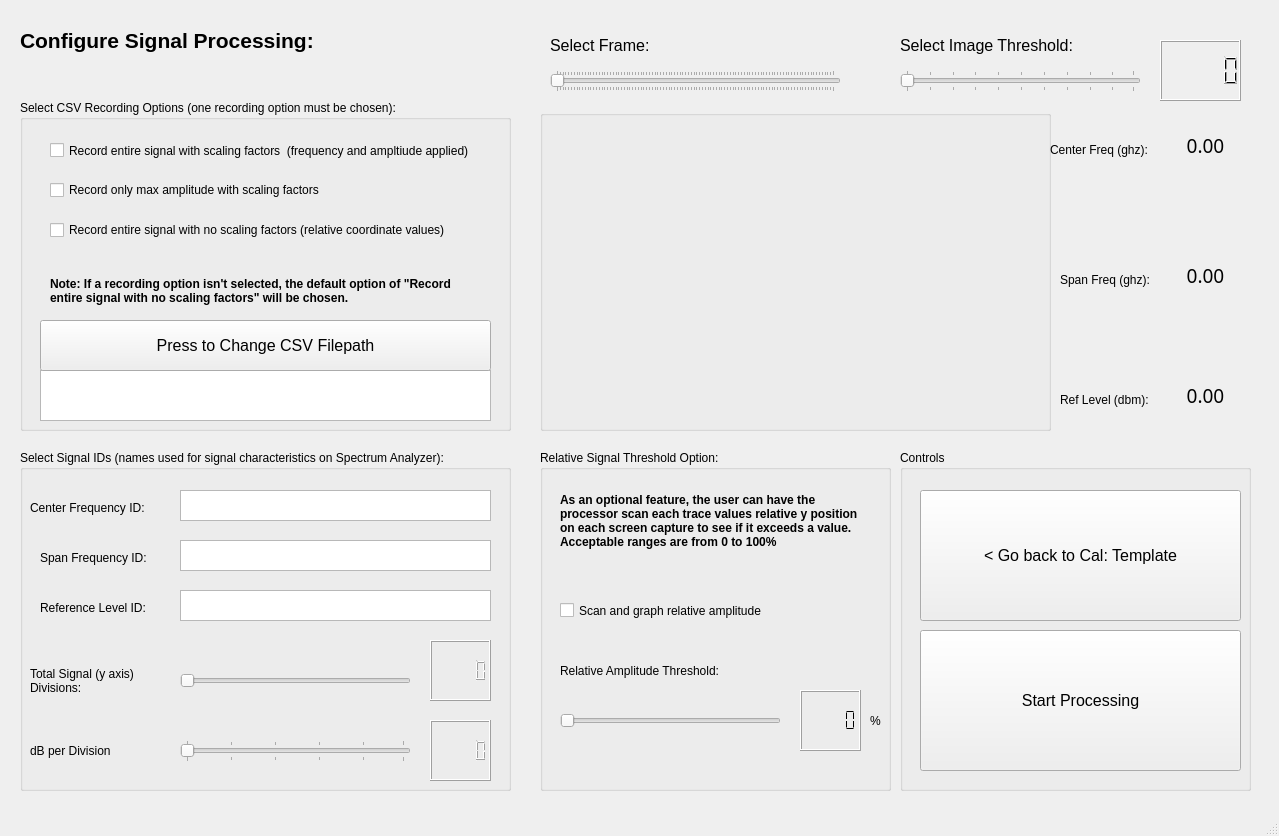
Above: src/sat/signal_page.ui from alexandropinion/spectrum-analyzer-tool-group4 before the change. Below: the same form after it.
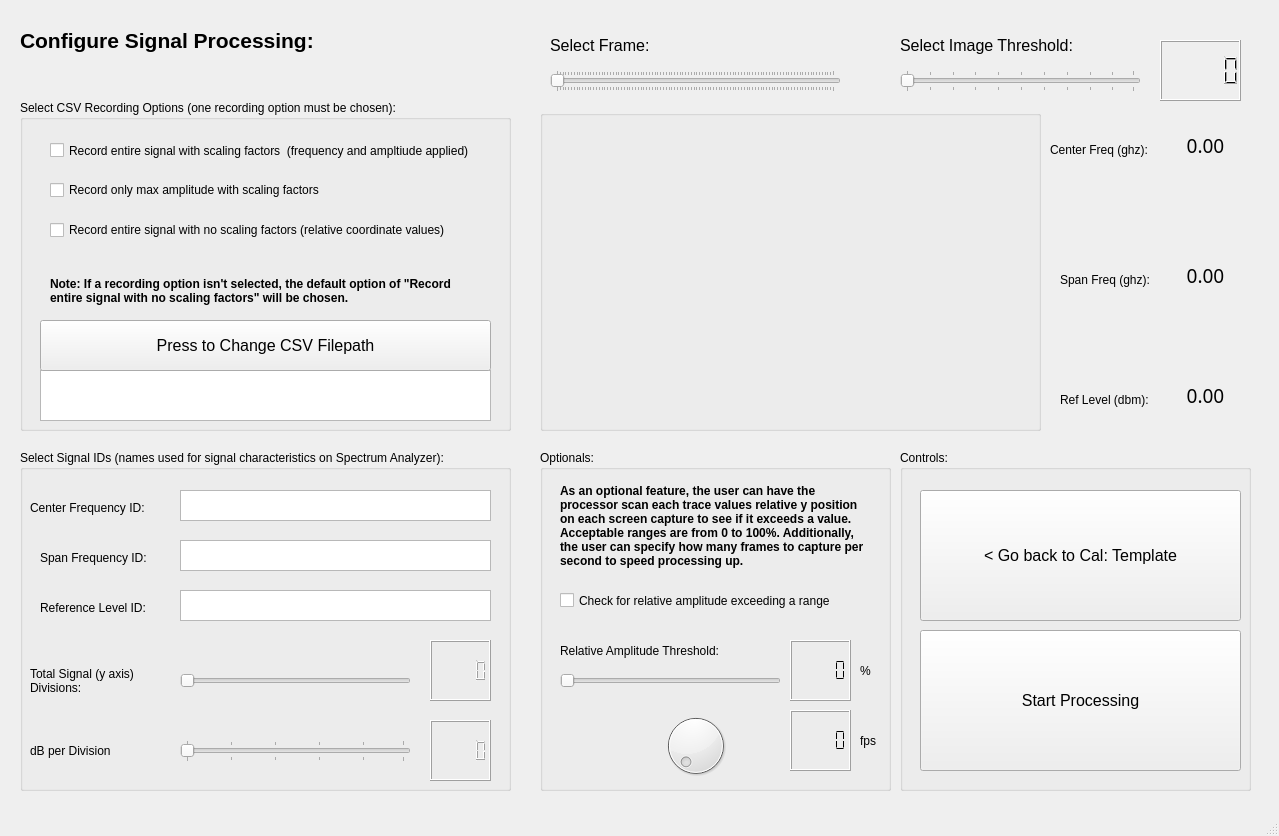
That is the form after the change.

The edit to the form file:
```diff
--- a/src/sat/signal_page.ui
+++ b/src/sat/signal_page.ui
@@ -343,7 +343,7 @@
      <rect>
       <x>540</x>
       <y>110</y>
-      <width>511</width>
+      <width>501</width>
       <height>321</height>
      </rect>
     </property>
@@ -449,7 +449,7 @@
      </rect>
     </property>
     <property name="title">
-     <string>Controls</string>
+     <string>Controls:</string>
     </property>
     <widget class="QPushButton" name="goBackBtn">
      <property name="geometry">
@@ -498,15 +498,15 @@
      </rect>
     </property>
     <property name="title">
-     <string>Relative Signal Threshold Option:</string>
+     <string>Optionals:</string>
     </property>
     <widget class="QLabel" name="label_11">
      <property name="geometry">
       <rect>
        <x>20</x>
-       <y>30</y>
+       <y>20</y>
        <width>311</width>
-       <height>81</height>
+       <height>111</height>
       </rect>
      </property>
      <property name="font">
@@ -516,7 +516,7 @@
       </font>
      </property>
      <property name="text">
-      <string>As an optional feature, the user can have the processor scan each trace values relative y position on each screen capture to see if it exceeds a value. Acceptable ranges are from 0 to 100%</string>
+      <string>As an optional feature, the user can have the processor scan each trace values relative y position on each screen capture to see if it exceeds a value. Acceptable ranges are from 0 to 100%. Additionally, the user can specify how many frames to capture per second to speed processing up.</string>
      </property>
      <property name="wordWrap">
       <bool>true</bool>
@@ -526,20 +526,20 @@
      <property name="geometry">
       <rect>
        <x>20</x>
-       <y>130</y>
+       <y>120</y>
        <width>281</width>
        <height>61</height>
       </rect>
      </property>
      <property name="text">
-      <string>Scan and graph relative amplitude</string>
+      <string>Check for relative amplitude exceeding a range</string>
      </property>
     </widget>
     <widget class="QLCDNumber" name="thresholdLcd">
      <property name="geometry">
       <rect>
-       <x>260</x>
-       <y>240</y>
+       <x>250</x>
+       <y>190</y>
        <width>61</width>
        <height>61</height>
       </rect>
@@ -562,7 +562,7 @@
      <property name="geometry">
       <rect>
        <x>20</x>
-       <y>260</y>
+       <y>220</y>
        <width>221</width>
        <height>22</height>
       </rect>
@@ -580,8 +580,8 @@
     <widget class="QLabel" name="label_12">
      <property name="geometry">
       <rect>
-       <x>330</x>
-       <y>250</y>
+       <x>320</x>
+       <y>200</y>
        <width>16</width>
        <height>41</height>
       </rect>
@@ -597,7 +597,7 @@
      <property name="geometry">
       <rect>
        <x>20</x>
-       <y>200</y>
+       <y>180</y>
        <width>181</width>
        <height>41</height>
       </rect>
@@ -609,6 +609,61 @@
       <bool>true</bool>
      </property>
     </widget>
+    <widget class="QDial" name="frameDial">
+     <property name="geometry">
+      <rect>
+       <x>110</x>
+       <y>260</y>
+       <width>91</width>
+       <height>71</height>
+      </rect>
+     </property>
+     <property name="minimum">
+      <number>1</number>
+     </property>
+     <property name="maximum">
+      <number>30</number>
+     </property>
+    </widget>
+    <widget class="QLCDNumber" name="frameLcd">
+     <property name="geometry">
+      <rect>
+       <x>250</x>
+       <y>260</y>
+       <width>61</width>
+       <height>61</height>
+      </rect>
+     </property>
+     <property name="font">
+      <font>
+       <pointsize>12</pointsize>
+       <weight>75</weight>
+       <bold>true</bold>
+      </font>
+     </property>
+     <property name="smallDecimalPoint">
+      <bool>false</bool>
+     </property>
+     <property name="segmentStyle">
+      <enum>QLCDNumber::Flat</enum>
+     </property>
+    </widget>
+    <widget class="QLabel" name="label_15">
+     <property name="geometry">
+      <rect>
+       <x>320</x>
+       <y>270</y>
+       <width>21</width>
+       <height>41</height>
+      </rect>
+     </property>
+     <property name="text">
+      <string>fps</string>
+     </property>
+     <property name="wordWrap">
+      <bool>true</bool>
+     </property>
+    </widget>
    </widget>
    <widget class="QLabel" name="refLevel">
     <property name="geometry">
```
